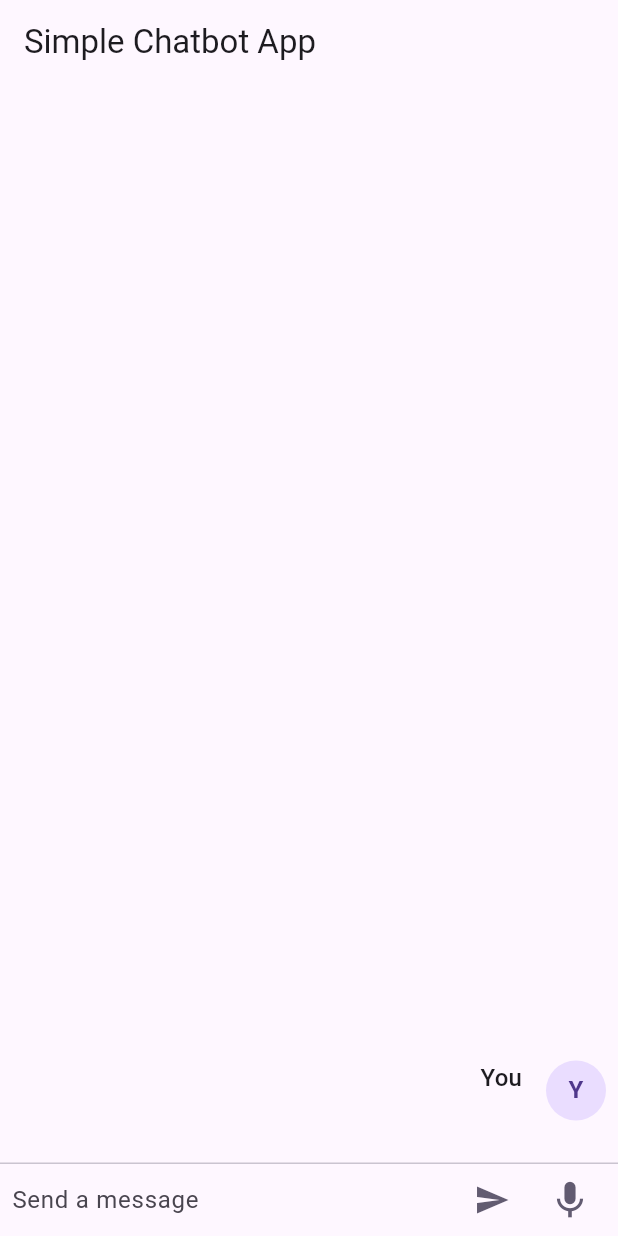
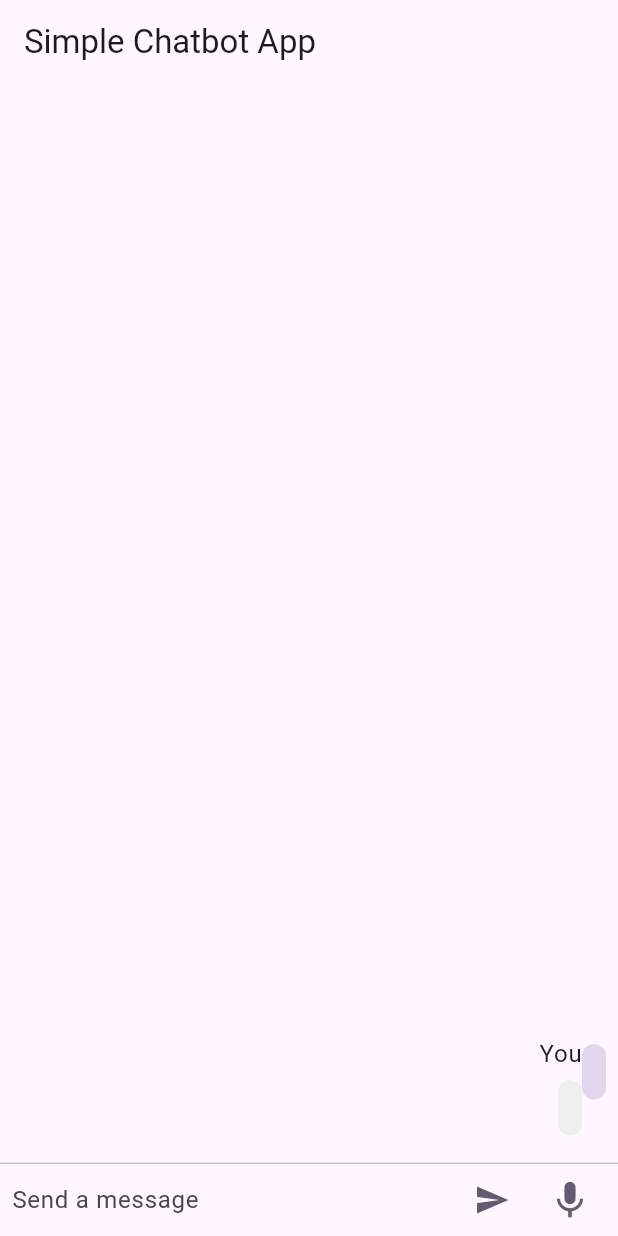
Before and after one commit to Coolmangamer786/chatbot_demo_flutter, a Flutter app: the screen it shows after launch, after a tap on the "send" icon, on a phone screen of 412 x 824 dp. Run offline on Flutter 3.47's test engine with Material 3 defaults, Android fonts, the light colour scheme and no system bars; our stand-ins replace rxdart; missing offline and left inert: dialogflow_grpc, sound_stream; statements that could not run were skipped.

Commit message:
important audit issue fixed.

```diff
--- a/lib/chat.dart
+++ b/lib/chat.dart
@@ -69,12 +69,11 @@ class _ChatState extends State<Chat> {
 
     await Future.wait([_recorder.initialize()]);
 
-    // TODO Get a Service account
-    // Get a Service account
-    final serviceAccount = ServiceAccount.fromString(
-        '${(await rootBundle.loadString('assets/credentials.json'))}');
-    // Create a DialogflowGrpc Instance
-    dialogflow = DialogflowGrpcV2Beta1.viaServiceAccount(serviceAccount);
+    // TODO Get a Service account securely (e.g., from environment variables or secure storage)
+    // Removed loading from assets for security reasons
+    // final serviceAccount = ServiceAccount.fromString(
+    //     '${(await rootBundle.loadString('assets/credentials.json'))}');
+    // dialogflow = DialogflowGrpcV2Beta1.viaServiceAccount(serviceAccount);
   }
 
   void stopStream() async {
@@ -183,7 +182,7 @@ class _ChatState extends State<Chat> {
       Container(
           decoration: BoxDecoration(color: Theme.of(context).cardColor),
           child: IconTheme(
-            data: IconThemeData(color: Theme.of(context).accentColor),
+             data: IconThemeData(color: Theme.of(context).colorScheme.secondary),
             child: Container(
               margin: const EdgeInsets.symmetric(horizontal: 8.0),
               child: Row(
@@ -240,6 +239,11 @@ class ChatMessage extends StatelessWidget {
             Text(this.name, style: TextStyle(fontWeight: FontWeight.bold)),
             Container(
               margin: const EdgeInsets.only(top: 5.0),
+              padding: const EdgeInsets.all(8.0),
+              decoration: BoxDecoration(
+                color: Colors.grey[200],
+                borderRadius: BorderRadius.circular(8.0),
+              ),
               child: Text(text),
             ),
           ],
@@ -254,22 +258,28 @@ class ChatMessage extends StatelessWidget {
         child: Column(
           crossAxisAlignment: CrossAxisAlignment.end,
           children: <Widget>[
-            Text(this.name, style: Theme.of(context).textTheme.subtitle1),
+             Text(this.name, style: Theme.of(context).textTheme.bodyLarge),
             Container(
               margin: const EdgeInsets.only(top: 5.0),
+              padding: const EdgeInsets.all(8.0),
+              decoration: BoxDecoration(
+                color: Colors.grey[200],
+                borderRadius: BorderRadius.circular(8.0),
+              ),
               child: Text(text),
             ),
           ],
         ),
       ),
-      Container(
-        margin: const EdgeInsets.only(left: 16.0),
-        child: CircleAvatar(
-            child: Text(
-          this.name[0],
-          style: TextStyle(fontWeight: FontWeight.bold),
-        )),
-      ),
+            Container(
+              margin: const EdgeInsets.only(top: 5.0),
+              padding: const EdgeInsets.all(8.0),
+              decoration: BoxDecoration(
+                color: Theme.of(context).primaryColor.withOpacity(0.2),
+                borderRadius: BorderRadius.circular(8.0),
+              ),
+              child: Text(text),
+            ),
     ];
   }
 
--- a/pubspec.yaml
+++ b/pubspec.yaml
@@ -46,8 +46,6 @@ flutter:
   # included with your application, so that you can use the icons in
   # the material Icons class.
   uses-material-design: true
-  assets:
-    - assets/credentials.json
   # To add assets to your application, add an assets section, like this:
   # assets:
   #   - images/a_dot_burr.jpeg
```
